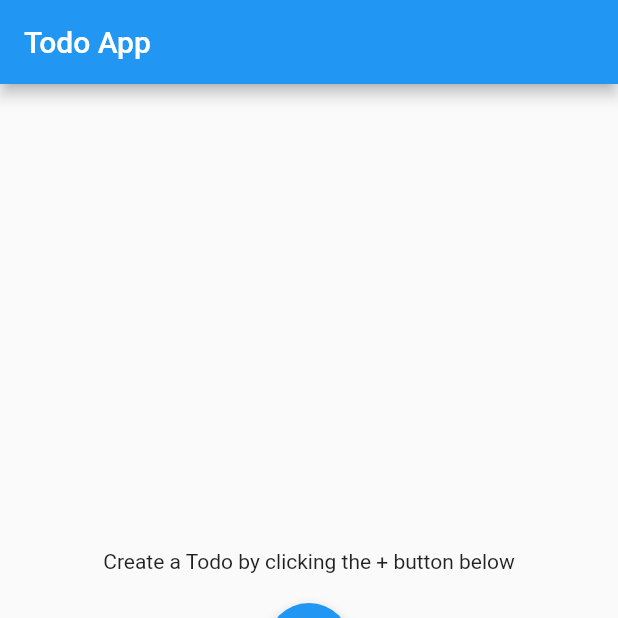
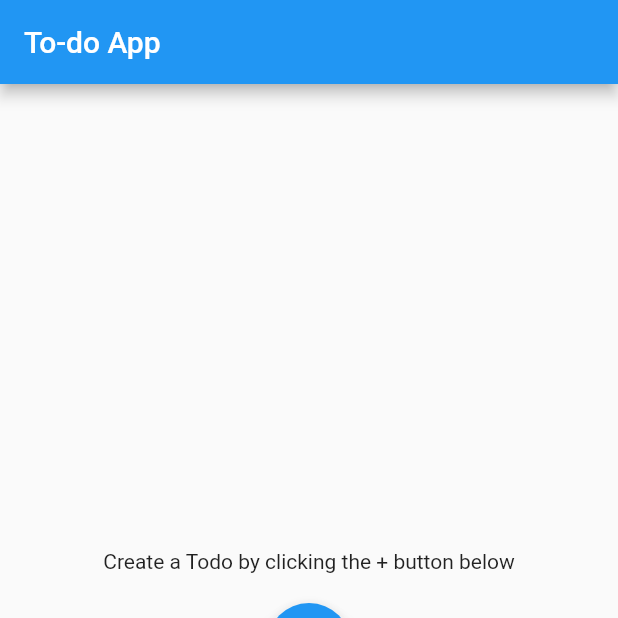
Before and after one commit to awaisabir/flutter_todo, a Flutter app: the screen it shows after launch, on a phone screen of 412 x 824 dp, the top half of it. Run offline on Flutter 3.47's test engine with Material 2 defaults, Android fonts, the phone set to English and light mode, and no system bars.

Commit message:
Removed unnecessary props

```diff
--- a/lib/main.dart
+++ b/lib/main.dart
@@ -12,18 +12,13 @@ class MyApp extends StatelessWidget {
   @override
   Widget build(BuildContext context) {
     return MaterialApp(
-      home: MyHomePage(
-        title: 'Todo App',
-      ),
+      home: MyHomePage(),
     );
   }
 }
 
 class MyHomePage extends StatefulWidget {
-  MyHomePage({this.title, this.subTitle}) : super();
-
-  final String title;
-  final String subTitle;
+  MyHomePage() : super();
 
   @override
   _MyHomePageState createState() => _MyHomePageState();
@@ -50,13 +45,13 @@ class _MyHomePageState extends State<MyHomePage> {
   @override
   Widget build(BuildContext context) {
     final pages = [
-      TodoForm(addTodo: addTodo),
+      TodoForm(addTodo: this.addTodo),
       Account()
     ];
 
     return Scaffold(
       appBar: AppBar(
-        title: Text(widget.title),
+        title: Text('To-do App'),
       ),
       bottomNavigationBar: BottomNavBar(
         setCurrentIndex: this._setCurrentIndex,
```
